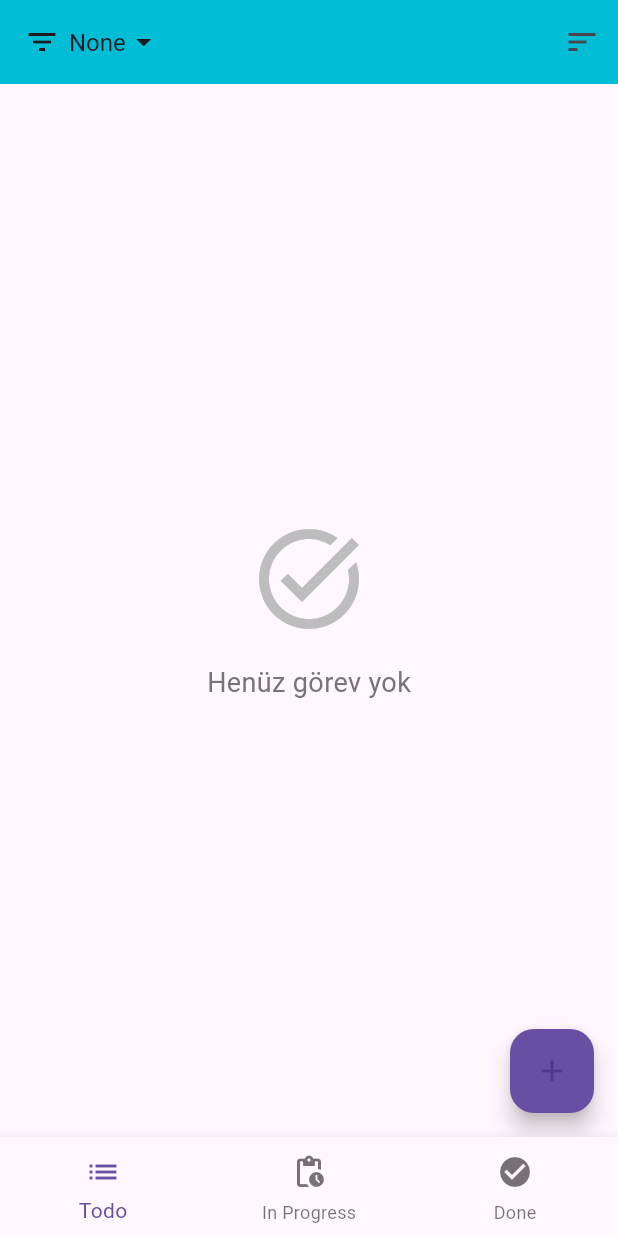
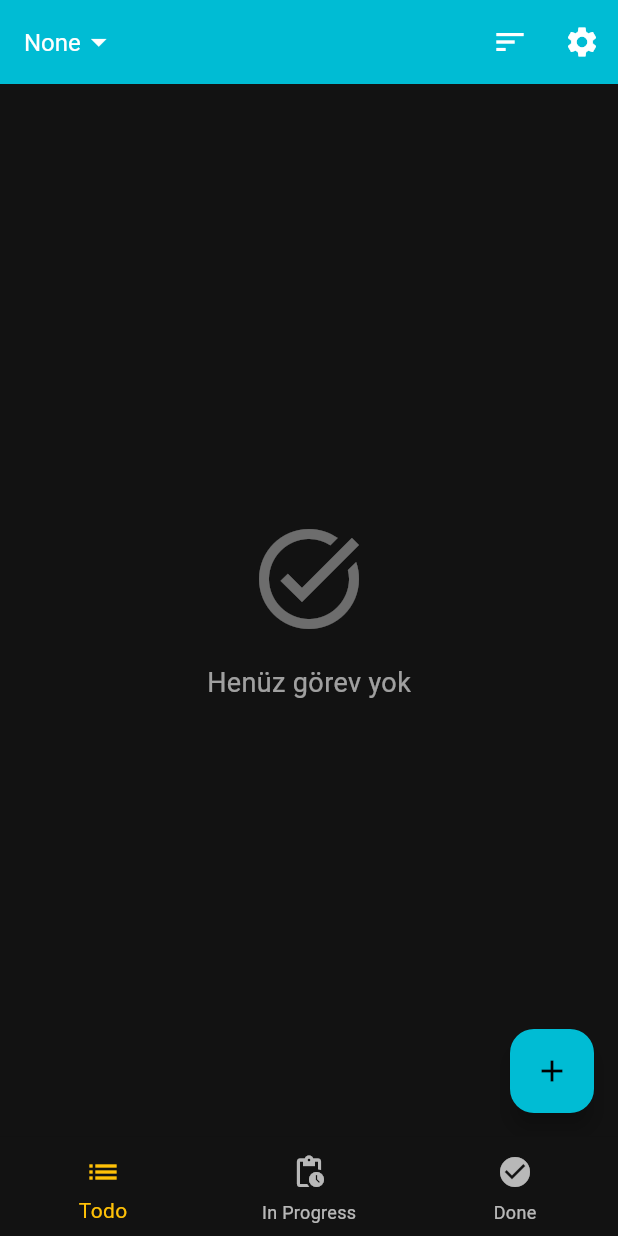
Before and after one commit to MertAliUzun/todo_app, a Flutter app: the screen it shows after launch, on a phone screen of 412 x 824 dp. Run offline on Flutter 3.47's test engine with Material 3 defaults, Android fonts, the phone set to English and light mode, and no system bars; our stand-ins replace flutter_bloc, isar; missing offline and left inert: safe_int_id; accounts and stored records are empty; generated files the repository leaves out were written again.

```diff
--- a/lib/main.dart
+++ b/lib/main.dart
@@ -7,6 +7,7 @@ import 'package:todo_app/data/repository/isar_todo_repo.dart';
 import 'package:todo_app/domain/repository/todo_repo.dart';
 import 'package:todo_app/presentation/todo_cubit.dart';
 import 'package:todo_app/presentation/todo_page.dart';
+import 'package:todo_app/presentation/theme_cubit.dart';
 
 void main() async {
   WidgetsFlutterBinding.ensureInitialized();
@@ -29,14 +30,31 @@ class MyApp extends StatelessWidget {
 
   @override
   Widget build(BuildContext context) {
-    return BlocProvider(
-      create: (context) => TodoCubit(todoRepo),
-      child: MaterialApp(
-        theme: ThemeData(
-          primarySwatch: Colors.blue,
-          useMaterial3: true,
-        ),
-        home: const TodoPage(),
+    return MultiBlocProvider(
+      providers: [
+        BlocProvider(create: (context) => TodoCubit(todoRepo)),
+        BlocProvider(create: (context) => ThemeCubit()..changeTheme(ThemeMode.dark)),
+      ],
+      child: BlocBuilder<ThemeCubit, ThemeMode>(
+        builder: (context, themeMode) {
+          return MaterialApp(
+            theme: ThemeData(
+              primarySwatch: Colors.blue,
+              useMaterial3: true,
+              brightness: Brightness.light,
+            ),
+            darkTheme: ThemeData(
+              brightness: Brightness.dark,
+              colorScheme: ColorScheme.dark(
+                primary: Colors.cyan,
+                secondary: Colors.amber,
+              ),
+              useMaterial3: true,
+            ),
+            themeMode: themeMode,
+            home: const TodoPage(),
+          );
+        },
       ),
     );
   }
--- /dev/null
+++ b/lib/presentation/theme_cubit.dart
@@ -0,0 +1,10 @@
+import 'package:flutter/material.dart';
+import 'package:flutter_bloc/flutter_bloc.dart';
+
+class ThemeCubit extends Cubit<ThemeMode> {
+  ThemeCubit() : super(ThemeMode.light);
+
+  void changeTheme(ThemeMode mode) {
+    emit(mode);
+  }
+}
--- a/lib/presentation/todo_page.dart
+++ b/lib/presentation/todo_page.dart
@@ -3,6 +3,7 @@ import 'package:flutter_bloc/flutter_bloc.dart';
 import 'package:todo_app/domain/models/todo.dart';
 import 'package:todo_app/presentation/todo_cubit.dart';
 import 'package:todo_app/presentation/todo_view.dart';
+import 'package:todo_app/presentation/settings_page.dart';
 
 class TodoPage extends StatefulWidget {
   const TodoPage({super.key});
@@ -65,8 +66,6 @@ class _TodoPageState extends State<TodoPage> {
                   child: Row(
                     mainAxisSize: MainAxisSize.min,
                     children: [
-                      const Icon(Icons.filter_list),
-                      const SizedBox(width: 6),
                       Text(
                         currentCategory ?? 'None',
                         style: const TextStyle(
@@ -123,6 +122,16 @@ class _TodoPageState extends State<TodoPage> {
                 ),
               ),
             ],
+          ),
+          // Settings butonu
+          IconButton(
+            icon: const Icon(Icons.settings),
+            tooltip: 'Ayarlar',
+            onPressed: () {
+              Navigator.of(context).push(
+                MaterialPageRoute(builder: (context) => const SettingsPage()),
+              );
+            },
           ),
         ],
       ),
--- a/lib/presentation/todo_view.dart
+++ b/lib/presentation/todo_view.dart
@@ -315,6 +315,7 @@ class _TodoViewState extends State<TodoView> {
               // Geçerli sıralama kriterini göster
               final sortCriteria = context.watch<TodoCubit>().sortCriteria;
               final selectedCategory = context.watch<TodoCubit>().selectedCategory;
+              final theme = Theme.of(context);
 
               return todos.isEmpty
                 ? Center(
@@ -324,14 +325,14 @@ class _TodoViewState extends State<TodoView> {
                         Icon(
                           Icons.task_alt,
                           size: 80,
-                          color: Colors.grey[400],
+                          color: theme.disabledColor,
                         ),
                         const SizedBox(height: 16),
                         Text(
                           'Henüz görev yok',
                           style: TextStyle(
                             fontSize: 18,
-                            color: Colors.grey[600],
+                            color: theme.hintColor,
                           ),
                         ),
                       ],
@@ -342,7 +343,7 @@ class _TodoViewState extends State<TodoView> {
                       // Sıralama ve filtreleme bilgilerini gösteren banner
                       Container(
                         padding: const EdgeInsets.symmetric(vertical: 8, horizontal: 16),
-                        color: Colors.grey.withOpacity(0.1),
+                        color: theme.dividerColor.withOpacity(0.05),
                         child: Row(
                           children: [
                             // Sıralama bilgisi
@@ -353,7 +354,7 @@ class _TodoViewState extends State<TodoView> {
                                   ? Icons.calendar_today
                                   : Icons.priority_high,
                               size: 16,
-                              color: Colors.grey[700],
+                              color: theme.iconTheme.color,
                             ),
                             const SizedBox(width: 8),
                             Text(
@@ -363,7 +364,7 @@ class _TodoViewState extends State<TodoView> {
                                   ? 'Tarih'
                                   : 'Öncelik'}',
                               style: TextStyle(
-                                color: Colors.grey[700],
+                                color: theme.textTheme.bodySmall?.color,
                                 fontSize: 14,
                               ),
                             ),
@@ -374,7 +375,7 @@ class _TodoViewState extends State<TodoView> {
                               Container(
                                 height: 16,
                                 width: 1,
-                                color: Colors.grey,
+                                color: theme.dividerColor,
                               ),
                               const SizedBox(width: 16),
 
@@ -382,13 +383,13 @@ class _TodoViewState extends State<TodoView> {
                               Icon(
                                 Icons.filter_list,
                                 size: 16,
-                                color: Colors.grey[700],
+                                color: theme.iconTheme.color,
                               ),
                               const SizedBox(width: 8),
                               Text(
                                 'Filtre: $selectedCategory',
                                 style: TextStyle(
-                                  color: Colors.grey[700],
+                                  color: theme.textTheme.bodySmall?.color,
                                   fontSize: 14,
                                 ),
                               ),
@@ -430,7 +431,7 @@ class _TodoViewState extends State<TodoView> {
                                     borderRadius: BorderRadius.circular(12),
                                     boxShadow: [
                                       BoxShadow(
-                                        color: Colors.black.withOpacity(0.2),
+                                        color: theme.shadowColor.withOpacity(0.2),
                                         blurRadius: 8,
                                         offset: const Offset(0, 3),
                                       ),
@@ -467,14 +468,15 @@ class _TodoViewState extends State<TodoView> {
   }
 
   Widget _buildTodoCard(BuildContext context, Todo todo, TodoCubit todoCubit) {
+    final theme = Theme.of(context);
     return Container(
       margin: const EdgeInsets.symmetric(vertical: 6),
       decoration: BoxDecoration(
-        color: Colors.white,
+        color: theme.cardColor,
         borderRadius: BorderRadius.circular(12),
         boxShadow: [
           BoxShadow(
-            color: Colors.grey.withOpacity(0.1),
+            color: theme.shadowColor.withOpacity(0.4),
             spreadRadius: 1,
             blurRadius: 4,
             offset: const Offset(0, 2),
@@ -484,7 +486,6 @@ class _TodoViewState extends State<TodoView> {
       child: ExpandableTodoTile(
         todo: todo,
         todoCubit: todoCubit,
-
       ),
     );
   }
```
Also changed, not shown: lib/presentation/settings_page.dart (added, +48 -0 lines), lib/presentation/widgets/todo_card_widget.dart (+6 -4 lines).
